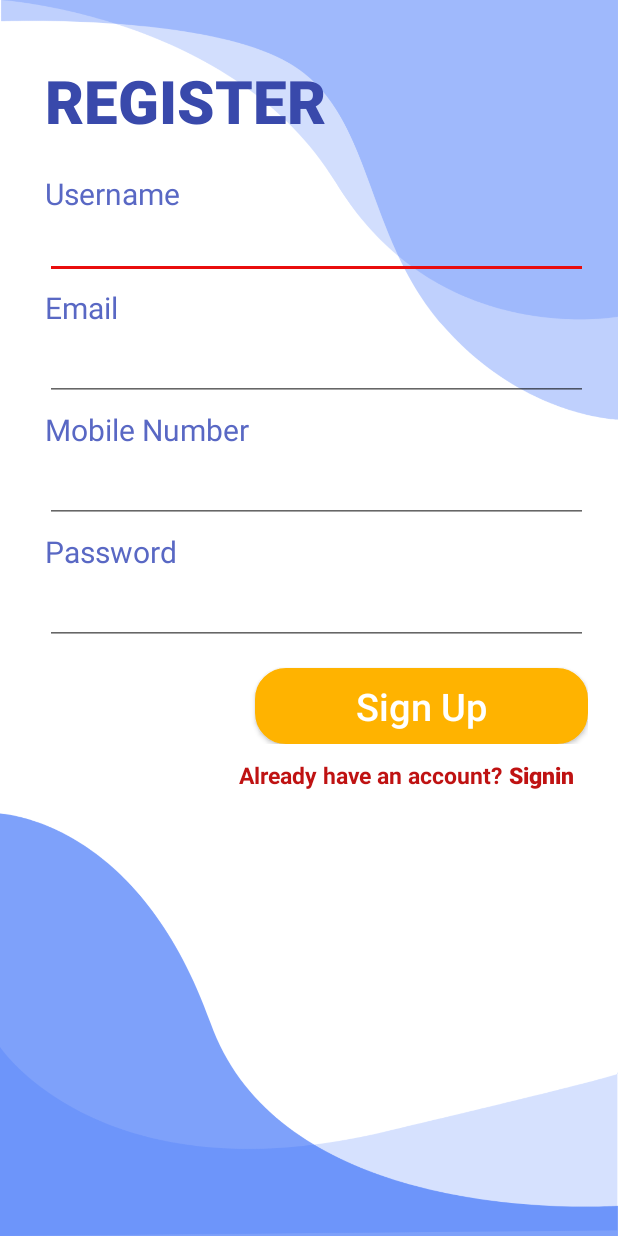
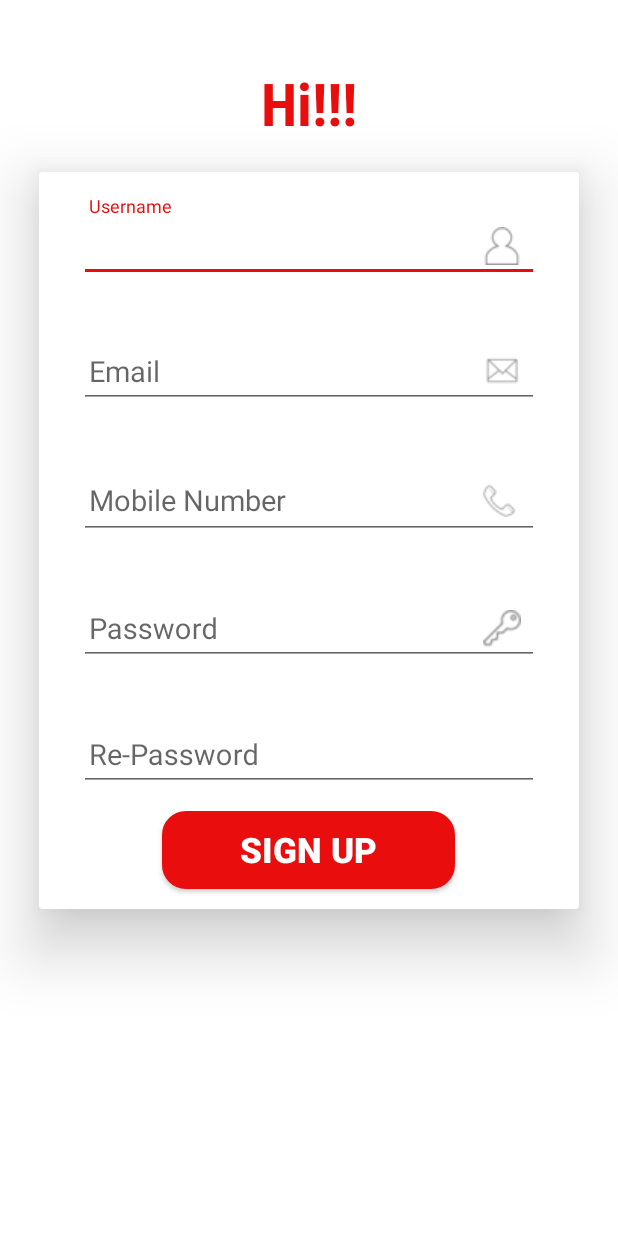
Before and after one commit to Preetbamrah/ITG-Experts-Training, an Android app: the RegisterPage screen opened directly, with no data from a screen before it, on a phone screen of 412 x 824 dp. Run offline under Robolectric (Android 15) with nearby library versions, the phone set to English and light mode, and no system bars; our stand-ins replace Firebase (no records; nobody signed in at launch, a user with empty details on screens opened directly), sdp/ssp sizes.

Commit message:
LoginAndRegisterPage

```diff
--- a/app/src/main/java/com/example/itgexperttraining/activities/RegisterPage.java
+++ b/app/src/main/java/com/example/itgexperttraining/activities/RegisterPage.java
@@ -14,7 +14,7 @@ import com.google.firebase.auth.FirebaseAuth;
 import com.google.firebase.auth.FirebaseUser;
 
 public class RegisterPage extends AppCompatActivity {
-EditText editUser,editEmail,editPass,editMobile;
+EditText editUser,editEmail,editPass,editMobile, editRePass;
 Button button;
 TextView textView;
 private FirebaseAuth mAuth;
@@ -27,17 +27,18 @@ private FirebaseAuth mAuth;
         editUser = findViewById(R.id.reguser);
         editEmail = findViewById(R.id.regemail);
         editPass = findViewById(R.id.regpass);
+        editRePass = findViewById(R.id.regrepass);
         editMobile = findViewById(R.id.regmobile);
         button = findViewById(R.id.signupbtn);
-        textView = findViewById(R.id.text_login);
+       // textView = findViewById(R.id.text_login);
         mAuth = FirebaseAuth.getInstance();
-        textView.setOnClickListener(new View.OnClickListener() {
+        /*textView.setOnClickListener(new View.OnClickListener() {
             @Override
             public void onClick(View v) {
                 Intent intent = new Intent(RegisterPage.this, LoginPage.class);
                 startActivity(intent);
             }
-        });
+        });*/
         button.setOnClickListener(new View.OnClickListener() {
             @Override
             public void onClick(View view) {
@@ -81,6 +82,8 @@ private FirebaseAuth mAuth;
                     editMobile.setError("Enter valid mobile number");
                     editMobile.requestFocus();
                 }
+                Intent intent = new Intent(RegisterPage.this, LoginPage.class);
+                startActivity(intent);
             }
         });
 
--- a/app/src/main/res/drawable/roundbtndesign.xml
+++ b/app/src/main/res/drawable/roundbtndesign.xml
@@ -2,28 +2,28 @@
 <selector xmlns:android="http://schemas.android.com/apk/res/android">
     <item android:state_pressed="true" >
         <shape android:shape="rectangle"  >
-            <corners android:radius="20dp" />
+            <corners android:radius="15dp" />
             <stroke android:width="1dip"
-                android:color="#FFFFFF" />
+                android:color="#FF0000" />
             <gradient android:angle="90"
-                android:startColor="#FFFFFF"
-                android:endColor="#FFFFFF"  />
+                android:startColor="#FF0000"
+                android:endColor="#FF0000"  />
         </shape>
     </item>
     <item android:state_focused="true">
         <shape android:shape="rectangle"  >
-            <corners android:radius="20dp" />
-            <stroke android:width="1dip" android:color="#FFFFFF" />
-            <solid android:color="#FFFFFF"/>
+            <corners android:radius="15dp" />
+            <stroke android:width="1dip" android:color="#FF0000" />
+            <solid android:color="#FF0000"/>
         </shape>
     </item>
     <item >
         <shape android:shape="rectangle"  >
-            <corners android:radius="20dp" />
+            <corners android:radius="15dp" />
             <stroke android:width="1dip"
-                android:color="#FFFFFF" />
+                android:color="#FF0000" />
             <gradient android:angle="90"
-                android:startColor="#FFFFFF" android:endColor="#FFFFFF" />
+                android:startColor="#FF0000" android:endColor="#FF0000" />
         </shape>
     </item>
 </selector>
--- a/app/src/main/res/layout/activity_register_page.xml
+++ b/app/src/main/res/layout/activity_register_page.xml
@@ -1,148 +1,147 @@
 <?xml version="1.0" encoding="utf-8"?>
 <LinearLayout android:layout_width="match_parent"
     android:layout_height="match_parent"
+    xmlns:app="http://schemas.android.com/apk/res-auto"
     android:orientation="vertical"
-    android:background="@drawable/login_bk"
-    xmlns:android="http://schemas.android.com/apk/res/android" >
+    android:background="@color/whiteCardColor"
+    xmlns:android="http://schemas.android.com/apk/res/android">
+
+        <TextView
+            android:layout_width="match_parent"
+            android:layout_height="@dimen/_40sdp"
+            android:gravity="center_horizontal"
+            android:text="Hi!!!"
+            android:layout_marginTop="@dimen/_30sdp"
+            android:fontFamily="sans-serif-condensed"
+            android:textColor="@color/colorPrimary"
+            android:padding="@dimen/_2sdp"
+            android:textSize="@dimen/_30ssp"
+            android:textStyle="bold"
+            />
+
+    <android.support.v7.widget.CardView
+        android:layout_width="match_parent"
+        android:layout_height="wrap_content"
+        app:cardElevation="@dimen/_20sdp"
+        android:layout_marginHorizontal="@dimen/_20sdp"
+        android:layout_marginVertical="@dimen/_18sdp">
         <LinearLayout
             android:layout_width="match_parent"
             android:layout_height="wrap_content"
-        android:orientation="vertical"
-        android:layout_marginTop="40dp"
-        android:layout_marginLeft="20dp"
-        android:layout_marginRight="20dp">
-        <TextView
+            android:orientation="vertical">
+       <android.support.design.widget.TextInputLayout
            android:layout_width="match_parent"
-            android:layout_height="70dp"
-            android:layout_marginLeft="10dp"
-            android:layout_marginRight="50dp"
-            android:text="REGISTER"
-            android:fontFamily="sans-serif-black"
-            android:textColor="#3949AB"
-            android:textSize="40dp"
-            android:textStyle="bold"
-            />
-        <TextView
-            android:layout_width="match_parent"
-            android:layout_height="wrap_content"
-            android:layout_marginLeft="10dp"
-            android:layout_marginRight="30dp"
-            android:layout_marginTop="5dp"
-            android:text="Username"
-            android:textColor="#5968C4"
-            android:textSize="20dp"
-            />
+           android:padding="@dimen/_10sdp"
+           android:layout_marginTop="@dimen/_2sdp"
+           android:layout_height="wrap_content">
         <EditText
             android:layout_width="match_parent"
             android:layout_height="wrap_content"
             android:id="@+id/reguser"
-            android:padding="8dp"
-            android:layout_marginLeft="10dp"
+            android:hint="Username"
+            android:drawableTint="#817b7b"
+            android:drawableRight="@drawable/user"
+            android:paddingLeft="@dimen/_5sdp"
+            android:layout_marginRight="@dimen/_10sdp"
+            android:layout_marginLeft="@dimen/_10sdp"
             android:singleLine="true"
+            android:paddingRight="@dimen/_9sdp"
             android:textColor="#000"
-            android:textSize="20dp"/>
-        <TextView
+            android:textSize="@dimen/_15ssp"/>
+       </android.support.design.widget.TextInputLayout>
+       <android.support.design.widget.TextInputLayout
            android:layout_width="match_parent"
            android:layout_height="wrap_content"
-            android:layout_marginLeft="10dp"
-            android:layout_marginRight="30dp"
-            android:layout_marginTop="5dp"
-            android:text="Email"
-            android:textColor="#5968C4"
-            android:textSize="20dp"
-            />
+           android:padding="@dimen/_10sdp">
         <EditText
             android:layout_width="match_parent"
             android:layout_height="wrap_content"
             android:id="@+id/regemail"
+            android:hint="Email"
+            android:singleLine="true"
+            android:drawableRight="@drawable/email"
             android:inputType="textEmailAddress"
-            android:padding="8dp"
-            android:layout_marginTop="5dp"
-            android:layout_marginLeft="10dp"
             android:textColor="#000"
-            android:textSize="20dp" />
-        <TextView
+            android:drawableTint="#817b7b"
+            android:textSize="@dimen/_15ssp"
+            android:layout_marginLeft="@dimen/_10sdp"
+            android:layout_marginRight="@dimen/_10sdp"
+            android:paddingLeft="@dimen/_5sdp"
+            android:paddingRight="@dimen/_9sdp"/>
+       </android.support.design.widget.TextInputLayout>
+            <android.support.design.widget.TextInputLayout
                 android:layout_width="match_parent"
                 android:layout_height="wrap_content"
-            android:layout_marginLeft="10dp"
-            android:layout_marginRight="30dp"
-            android:layout_marginTop="5dp"
-            android:text="Mobile Number"
-            android:textColor="#5968C4"
-            android:textSize="20dp"
-            />
+                android:padding="@dimen/_10sdp">
         <EditText
             android:layout_width="match_parent"
             android:layout_height="wrap_content"
             android:id="@+id/regmobile"
-            android:padding="8dp"
+            android:drawableRight="@drawable/phone"
             android:singleLine="true"
+            android:hint="Mobile Number"
+            android:drawableTint="#817b7b"
+            android:paddingLeft="@dimen/_5sdp"
+            android:paddingRight="@dimen/_9sdp"
             android:inputType="number"
-            android:layout_marginTop="5dp"
-            android:layout_marginLeft="10dp"
-            android:textSize="20dp"
+            android:layout_marginLeft="@dimen/_10sdp"
+            android:layout_marginRight="@dimen/_10sdp"
+            android:textSize="@dimen/_15ssp"
             android:textColor="#0A0A0A" />
-        <TextView
+            </android.support.design.widget.TextInputLayout>
+        <android.support.design.widget.TextInputLayout
             android:layout_width="match_parent"
             android:layout_height="wrap_content"
-            android:layout_marginLeft="10dp"
-            android:layout_marginRight="30dp"
-            android:layout_marginTop="5dp"
-            android:text="Password"
-            android:textColor="#5968C4"
-            android:textSize="20dp"
-            />
+            android:padding="@dimen/_10sdp">
         <EditText
             android:layout_width="match_parent"
             android:layout_height="wrap_content"
             android:id="@+id/regpass"
             android:inputType="textPassword"
-            android:padding="8dp"
-            android:layout_marginTop="5dp"
-            android:layout_marginLeft="10dp"
-            android:textSize="20dp"
-            android:textColor="#000" />
-
-        <Button
+            android:drawableTint="#817b7b"
+            android:paddingLeft="@dimen/_5sdp"
+            android:paddingRight="@dimen/_9sdp"
+            android:layout_marginTop="@dimen/_10sdp"
+            android:layout_marginLeft="@dimen/_10sdp"
+            android:layout_marginRight="@dimen/_10sdp"
+            android:textSize="@dimen/_15ssp"
+            android:textColor="#000"
+            android:hint="Password"
+            android:drawableRight="@drawable/key"/>
+        </android.support.design.widget.TextInputLayout>
+            <android.support.design.widget.TextInputLayout
                 android:layout_width="match_parent"
                 android:layout_height="wrap_content"
-            android:id="@+id/signupbtn"
-            android:padding="8dp"
-            android:layout_marginTop="15dp"
-            android:layout_marginLeft="150dp"
-            android:hint="Sign Up"
-            android:textAlignment="center"
-            android:background="@drawable/roundbtndesign"
-            android:backgroundTint="#FFB300"
-            android:textColorHint="#fff"
-            android:textSize="25dp" />
-    </LinearLayout>
-    <LinearLayout
+                android:padding="@dimen/_10sdp">
+                <EditText
                     android:layout_width="match_parent"
                     android:layout_height="wrap_content"
-        android:layout_marginTop="10dp"
-        android:layout_marginLeft="150dp"
-        android:layout_marginRight="20dp"
-        android:gravity="center"
-        android:orientation="horizontal">
+                    android:id="@+id/regrepass"
+                    android:inputType="textPassword"
+                    android:paddingLeft="@dimen/_5sdp"
+                    android:paddingRight="@dimen/_9sdp"
+                    android:layout_marginTop="@dimen/_10sdp"
+                    android:layout_marginLeft="@dimen/_10sdp"
+                    android:layout_marginRight="@dimen/_10sdp"
+                    android:textSize="@dimen/_15ssp"
+                    android:textColor="#000"
+                    android:drawableTint="#817b7b"
+                    android:hint="Re-Password"/>
+            </android.support.design.widget.TextInputLayout>
+        <Button
+            android:layout_width="@dimen/_150sdp"
+            android:layout_gravity="center_horizontal"
+            android:layout_height="@dimen/_40sdp"
+            android:id="@+id/signupbtn"
+            android:background="@drawable/roundbtndesign"
+            android:backgroundTint="@color/colorPrimary"
+            android:text="Sign Up"
+            android:textAlignment="center"
+            android:textColor="#fff"
+            android:textStyle="bold"
+            android:layout_marginBottom="@dimen/_10sdp"
+            android:textSize="@dimen/_18ssp" />
+        </LinearLayout>
+    </android.support.v7.widget.CardView>
 
-
-        <TextView
-            android:layout_width="wrap_content"
-            android:layout_height="wrap_content"
-            android:textColor="@color/colorPrimaryDark"
-            android:text="Already have an account? "
-            android:textSize="15dp"
-            android:textStyle="bold"/>
-
-        <TextView
-            android:layout_width="wrap_content"
-            android:layout_height="wrap_content"
-            android:text="Signin"
-            android:id="@+id/text_login"
-            android:fontFamily="sans-serif-black"
-            android:textColor="@color/colorPrimaryDark"
-            android:textSize="15dp"
-            android:textStyle="bold" />
 </LinearLayout>
-</LinearLayout>
```
Also changed, not shown: app/src/main/res/layout/activity_login_page.xml (+121 -74 lines), app/src/main/res/drawable/email.png (added), app/src/main/res/drawable/eye.png (added), app/src/main/res/drawable/key.png (added), app/src/main/res/drawable/phone.png (added), app/src/main/res/drawable/user.png (added). Lines whose indentation alone changed are shown as unchanged.
